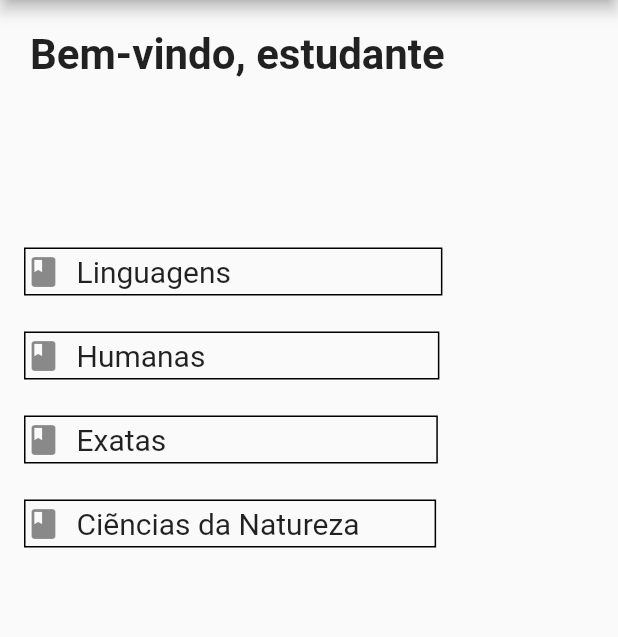
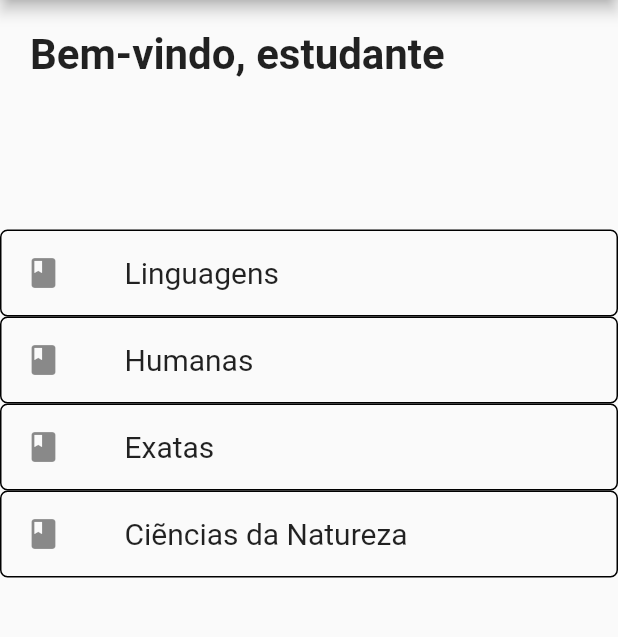
Before and after one commit to Maahrcy/study_app, a Flutter app: the screen it shows after launch, on a phone screen of 412 x 824 dp, the part 84-721 px from its top. Run offline on Flutter 3.47's test engine with Material 2 defaults, Android fonts, the light colour scheme and no system bars; missing offline and left inert: dart:html.

Commit message:
border e icons ajeitados.

```diff
--- a/lib/home.dart
+++ b/lib/home.dart
@@ -38,6 +38,10 @@ class _HomeState extends State<Home> {
             ),
             SizedBox(height: 100,),
             ListTile(
+              shape: RoundedRectangleBorder(
+                side: BorderSide(color: Colors.black, width: 1),
+                borderRadius: BorderRadius.circular(5),
+              ),
               title: Center(
                 child: Text('Home'),
               ),
@@ -46,6 +50,10 @@ class _HomeState extends State<Home> {
               },
             ),
             ListTile(
+              shape: RoundedRectangleBorder(
+                side: BorderSide(color: Colors.black, width: 1),
+                borderRadius: BorderRadius.circular(5),
+              ),
               title: Center(
                 child: Text('Material'),
               ),
@@ -54,6 +62,10 @@ class _HomeState extends State<Home> {
               },
             ),
             ListTile(
+              shape: RoundedRectangleBorder(
+                side: BorderSide(color: Colors.black, width: 1),
+                borderRadius: BorderRadius.circular(5),
+              ),
               title: Center(
                 child:Text('Profile'),
               ),
@@ -71,6 +83,7 @@ class _HomeState extends State<Home> {
 
   buildBody() {
     return Container(
+
       child: ListView(
         children: [
           Column(
@@ -86,22 +99,18 @@ class _HomeState extends State<Home> {
               ),
               SizedBox(height: 100,),
               ListTile(
+                shape: RoundedRectangleBorder(
+                  side: BorderSide(color: Colors.black, width: 1),
+                  borderRadius: BorderRadius.circular(5),
+                ),
+                leading: Icon(Icons.book),
                 title: Row(
                   children: [
                     Container(
-                      decoration: const BoxDecoration(
-                        border: Border(
-                          top: BorderSide(width: 1.0, color: Colors.black),
-                          left: BorderSide(width: 1.0, color: Colors.black),
-                          right: BorderSide(width: 1.0, color: Colors.black),
-                          bottom: BorderSide(width: 1.0, color: Colors.black),
-                        ),
-                      ),
                       child: Padding(
                         padding: EdgeInsets.only(top: 3, bottom: 3,),
                         child: Row(
                           children: [
-                            Icon(Icons.book),
                             SizedBox(width: 10,),
                             Text('Linguagens', style: TextStyle(
                               fontSize: 20,
@@ -115,22 +124,18 @@ class _HomeState extends State<Home> {
                 ),
               ),
               ListTile(
+                leading: Icon(Icons.book),
+                shape: RoundedRectangleBorder(
+                  side: BorderSide(color: Colors.black, width: 1),
+                  borderRadius: BorderRadius.circular(5),
+                ),
                 title: Row(
                   children: [
                     Container(
-                      decoration: const BoxDecoration(
-                        border: Border(
-                          top: BorderSide(width: 1.0, color: Colors.black),
-                          left: BorderSide(width: 1.0, color: Colors.black),
-                          right: BorderSide(width: 1.0, color: Colors.black),
-                          bottom: BorderSide(width: 1.0, color: Colors.black),
-                        ),
-                      ),
                       child: Padding(
                         padding: EdgeInsets.only(top: 3, bottom: 3,),
                         child: Row(
                           children: [
-                            Icon(Icons.book),
                             SizedBox(width: 10,),
                             Text('Humanas', style: TextStyle(
                               fontSize: 20,
@@ -144,22 +149,18 @@ class _HomeState extends State<Home> {
                 ),
               ),
               ListTile(
+                leading: Icon(Icons.book),
+                shape: RoundedRectangleBorder(
+                  side: BorderSide(color: Colors.black, width: 1),
+                  borderRadius: BorderRadius.circular(5),
+                ),
                 title: Row(
                   children: [
                     Container(
-                      decoration: const BoxDecoration(
-                        border: Border(
-                          top: BorderSide(width: 1.0, color: Colors.black),
-                          left: BorderSide(width: 1.0, color: Colors.black),
-                          right: BorderSide(width: 1.0, color: Colors.black),
-                          bottom: BorderSide(width: 1.0, color: Colors.black),
-                        ),
-                      ),
                       child: Padding(
                         padding: EdgeInsets.only(top: 3, bottom: 3,),
                         child: Row(
                           children: [
-                            Icon(Icons.book),
                             SizedBox(width: 10,),
                             Text('Exatas', style: TextStyle(
                               fontSize: 20,
@@ -173,22 +174,18 @@ class _HomeState extends State<Home> {
                 ),
               ),
               ListTile(
+                leading: Icon(Icons.book),
+                shape: RoundedRectangleBorder(
+                  side: BorderSide(color: Colors.black, width: 1),
+                  borderRadius: BorderRadius.circular(5),
+                ),
                 title: Row(
                   children: [
                     Container(
-                      decoration: const BoxDecoration(
-                        border: Border(
-                          top: BorderSide(width: 1.0, color: Colors.black),
-                          left: BorderSide(width: 1.0, color: Colors.black),
-                          right: BorderSide(width: 1.0, color: Colors.black),
-                          bottom: BorderSide(width: 1.0, color: Colors.black),
-                        ),
-                      ),
                       child: Padding(
                         padding: EdgeInsets.only(top: 3, bottom: 3,),
                         child: Row(
                           children: [
-                            Icon(Icons.book),
                             SizedBox(width: 10,),
                             Text('Ciẽncias da Natureza', style: TextStyle(
                               fontSize: 20,
```
Lines whose indentation alone changed are shown as unchanged.
